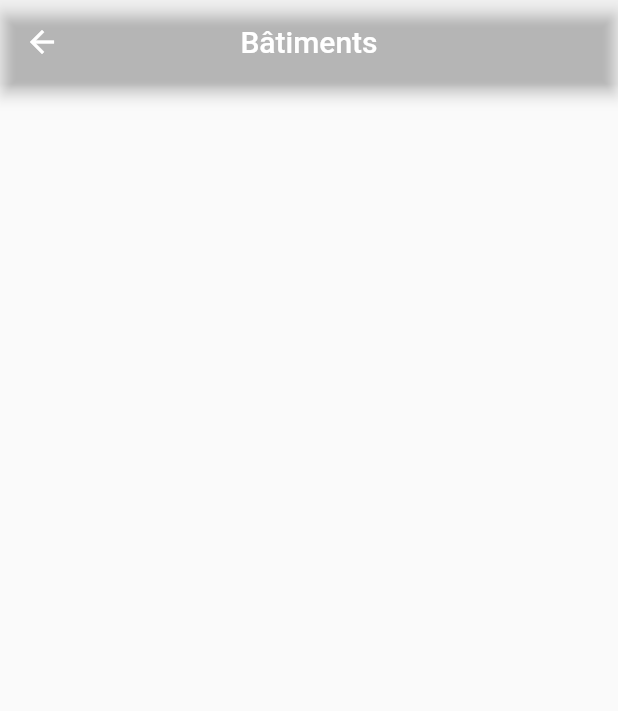
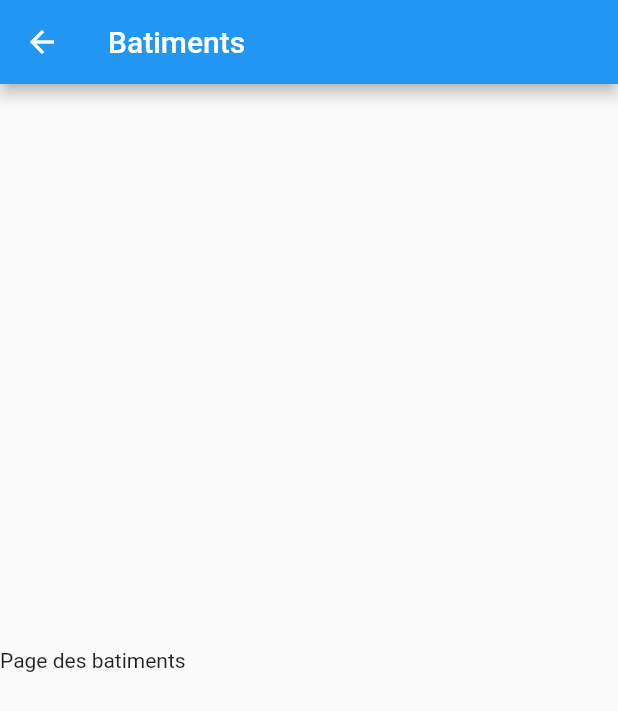
Before and after one commit to AmbreFavetto/Airlux, a Flutter app: the BuildingsPage screen opened directly, on a phone screen of 412 x 824 dp. Shown: the top 711 px of the screen. Run offline on Flutter 3.47's test engine with Material 2 defaults, Android fonts, the light colour scheme and no system bars.

Commit message:
wip buildings page + margin form input text

```diff
--- a/app_airlux/lib/buildings/buildings_page.dart
+++ b/app_airlux/lib/buildings/buildings_page.dart
@@ -1,29 +1,24 @@
 import 'package:flutter/material.dart';
 
-class BuildingsPage extends StatelessWidget {
+class BuildingsPage extends StatefulWidget {
   const BuildingsPage({super.key});
-  static const String title = 'Bâtiments';
-
   @override
-  Widget build(BuildContext context) => Scaffold(
-    // changer le nom avec la classe qui permet la navigation
-    //drawer: NavigationDrawerWidget(),
-    appBar: AppBar(
-      title: const Text(BuildingsPage.title),
-      centerTitle: true,
-      backgroundColor: const Color(0x009fc5e8),
-    ),
-  );
+  BuildingsPageState createState() => BuildingsPageState();
 }
 
-class buildPage extends StatefulWidget {
-  @override
-  _buildPage createState() => _buildPage();
-}
-
-class _buildPage extends State<buildPage> {
+class BuildingsPageState extends State<BuildingsPage> {
   @override
   Widget build(BuildContext context) {
-    return Column();
+    return Scaffold(
+      appBar: AppBar(
+        title: const Text('Batiments'),
+      ),
+      body: Column(
+        mainAxisAlignment: MainAxisAlignment.center,
+        children: [
+          Text('Page des batiments'),
+        ],
+      ),
+    );
   }
 }
--- a/app_airlux/lib/shared/formInputText.dart
+++ b/app_airlux/lib/shared/formInputText.dart
@@ -18,6 +18,8 @@ class FormInputText extends StatelessWidget {
   Widget build(BuildContext context) {
     return Container(
         margin: const EdgeInsets.symmetric(horizontal: 20),
+        padding: icon != null
+            ? const EdgeInsets.symmetric(horizontal: 5) : const EdgeInsets.symmetric(horizontal: 15),
         alignment: Alignment.center,
         decoration: BoxDecoration(
             color: Colors.white,
```
Also changed, not shown: app_airlux/lib/buildings/addBuilding_page.dart (+4 -4 lines).
